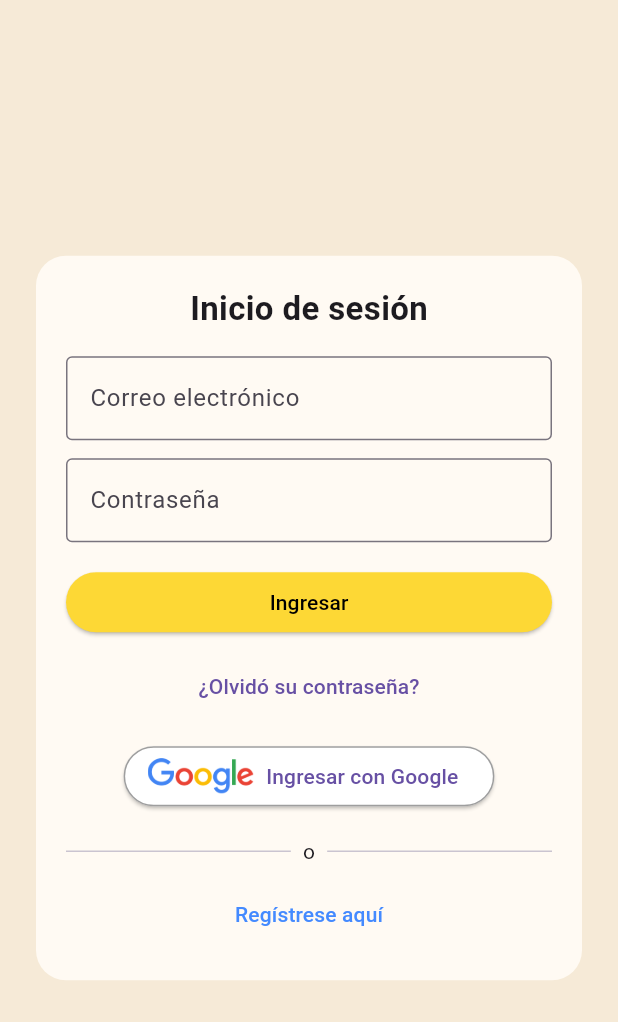
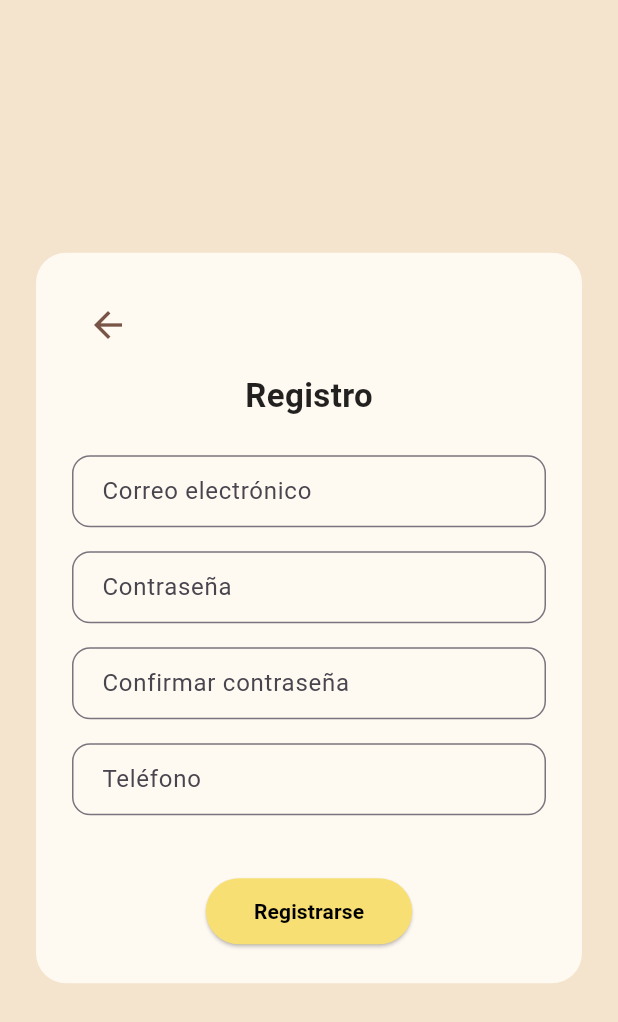
Before and after one commit to Eduardok01/ComuniSafe, a Flutter app: the screen it shows after launch, after a tap on "Regístrese aquí", on a phone screen of 412 x 824 dp. Shown: the top 1022 px of the screen. Run offline on Flutter 3.47's test engine with Material 3 defaults, Android fonts, the phone set to English and light mode, and no system bars.

Commit message:
Register view

```diff
--- a/comuni_safe_front/lib/main.dart
+++ b/comuni_safe_front/lib/main.dart
@@ -1,5 +1,5 @@
 import 'package:flutter/material.dart';
-import 'views/login/login_view.dart';
+import 'package:comuni_safe_front/routes/app_routes.dart';
 
 void main() {
   runApp(const MyApp());
@@ -13,7 +13,8 @@ class MyApp extends StatelessWidget {
     return MaterialApp(
       debugShowCheckedModeBanner: false,
       title: 'ComuniSafe',
-      home: const LoginView(),
+      initialRoute: 'login',
+      routes: appRoutes,
     );
   }
 }
--- a/comuni_safe_front/lib/routes/app_routes.dart
+++ b/comuni_safe_front/lib/routes/app_routes.dart
@@ -0,0 +1,8 @@
+import 'package:flutter/material.dart';
+import 'package:comuni_safe_front/views/login/login_view.dart';
+import 'package:comuni_safe_front/views/register/register_view.dart';
+
+final Map<String, WidgetBuilder> appRoutes = {
+  'login': (BuildContext context) => const LoginView(),
+  'register': (BuildContext context) => const RegisterView(),
+};
--- a/comuni_safe_front/lib/views/login/login_form.dart
+++ b/comuni_safe_front/lib/views/login/login_form.dart
@@ -68,7 +68,9 @@ class LoginForm extends StatelessWidget {
         ),
         const SizedBox(height: 8),
         TextButton(
-          onPressed: () {},
+          onPressed: () {
+            Navigator.pushNamed(context, 'register');
+          },
           child: const Text(
             'Regístrese aquí',
             style: TextStyle(color: Colors.blueAccent),
--- /dev/null
+++ b/comuni_safe_front/lib/views/register/register_view.dart
@@ -0,0 +1,131 @@
+import 'package:flutter/material.dart';
+
+class RegisterView extends StatefulWidget {
+  const RegisterView({super.key});
+
+  @override
+  State<RegisterView> createState() => _RegisterViewState();
+}
+
+class _RegisterViewState extends State<RegisterView> {
+  final TextEditingController emailController = TextEditingController();
+  final TextEditingController passwordController = TextEditingController();
+  final TextEditingController confirmPasswordController = TextEditingController();
+  final TextEditingController phoneController = TextEditingController();
+
+  @override
+  Widget build(BuildContext context) {
+    return Scaffold(
+      backgroundColor: const Color(0xFFF4E3CD),
+      body: SafeArea(
+        child: Center(
+          child: SingleChildScrollView(
+            padding: const EdgeInsets.symmetric(horizontal: 24),
+            child: Container(
+              padding: const EdgeInsets.all(24),
+              decoration: BoxDecoration(
+                color: const Color(0xFFFEF9F1),
+                borderRadius: BorderRadius.circular(20),
+              ),
+              child: Column(
+                mainAxisSize: MainAxisSize.min,
+                children: [
+                  // Flecha para volver
+                  Align(
+                    alignment: Alignment.topLeft,
+                    child: IconButton(
+                      icon: const Icon(Icons.arrow_back, color: Colors.brown, size: 28),
+                      onPressed: () => Navigator.pop(context),
+                    ),
+                  ),
+
+                  const SizedBox(height: 8),
+
+                  // Título
+                  const Text(
+                    'Registro',
+                    style: TextStyle(
+                      fontSize: 22,
+                      fontWeight: FontWeight.bold,
+                      color: Colors.black87,
+                    ),
+                  ),
+
+                  const SizedBox(height: 24),
+
+                  //Correo
+                  buildTextField(label: 'Correo electrónico', controller: emailController),
+
+                  //Contraseña
+                  buildTextField(
+                    label: 'Contraseña',
+                    controller: passwordController,
+                    obscureText: true,
+                  ),
+
+                  // Confirmar contraseña
+                  buildTextField(
+                    label: 'Confirmar contraseña',
+                    controller: confirmPasswordController,
+                    obscureText: true,
+                  ),
+
+                  // Teléfono
+                  buildTextField(
+                    label: 'Teléfono',
+                    controller: phoneController,
+                    keyboardType: TextInputType.phone,
+                  ),
+
+                  const SizedBox(height: 24),
+
+                  // Botón Registrarse
+                  ElevatedButton(
+                    onPressed: () {
+                      // logica futura
+                    },
+                    style: ElevatedButton.styleFrom(
+                      backgroundColor: const Color(0xFFF7DF73), // Amarillo suave
+                      foregroundColor: Colors.black,
+                      shape: RoundedRectangleBorder(
+                        borderRadius: BorderRadius.circular(30),
+                      ),
+                      padding: const EdgeInsets.symmetric(horizontal: 32, vertical: 12),
+                    ),
+                    child: const Text(
+                      'Registrarse',
+                      style: TextStyle(fontWeight: FontWeight.bold),
+                    ),
+                  ),
+                ],
+              ),
+            ),
+          ),
+        ),
+      ),
+    );
+  }
+
+  Widget buildTextField({
+    required String label,
+    required TextEditingController controller,
+    bool obscureText = false,
+    TextInputType keyboardType = TextInputType.text,
+  }) {
+    return Padding(
+      padding: const EdgeInsets.only(bottom: 16),
+      child: TextField(
+        controller: controller,
+        obscureText: obscureText,
+        keyboardType: keyboardType,
+        decoration: InputDecoration(
+          labelText: label,
+          border: OutlineInputBorder(
+            borderRadius: BorderRadius.circular(12),
+          ),
+          contentPadding: const EdgeInsets.symmetric(horizontal: 16, vertical: 12),
+        ),
+      ),
+    );
+  }
+}
```
